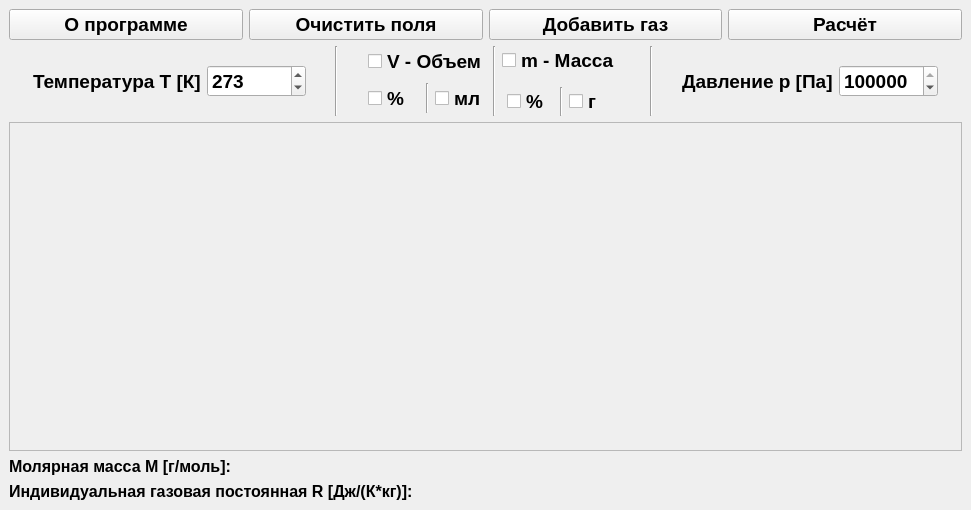
First picture: the form in ui/base_qt_ui/ui_main_window.ui, repository I-m-good-man/Gas-calculator, before the edit.
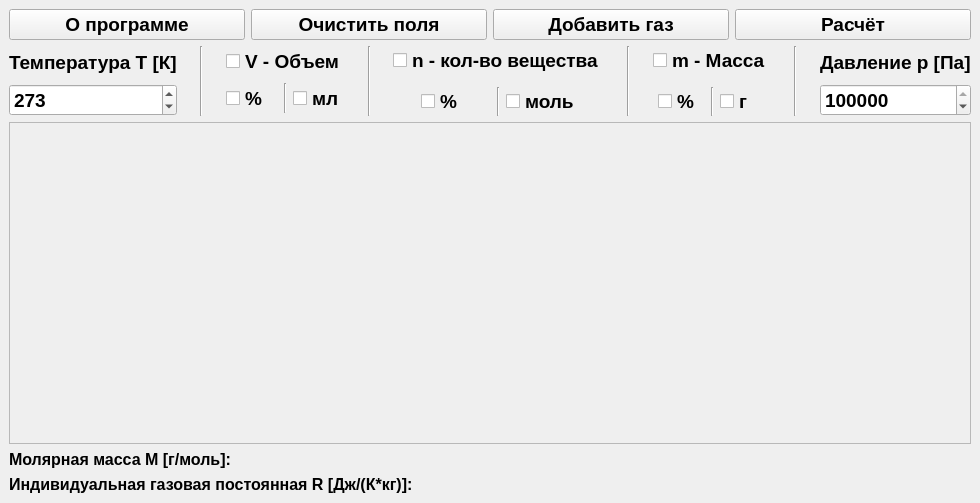
Second picture: the form after the edit.

Commit message:
Add input an amount of substance
* edit main window
* edit coord widget
* compile all widgets

The edit to the form file:
```diff
--- a/ui/base_qt_ui/ui_main_window.ui
+++ b/ui/base_qt_ui/ui_main_window.ui
@@ -6,10 +6,16 @@
    <rect>
     <x>0</x>
     <y>0</y>
-    <width>971</width>
-    <height>510</height>
+    <width>980</width>
+    <height>503</height>
    </rect>
   </property>
+  <property name="minimumSize">
+   <size>
+    <width>932</width>
+    <height>449</height>
+   </size>
+  </property>
   <property name="font">
    <font>
     <pointsize>14</pointsize>
@@ -20,9 +26,7 @@
    <string>Калькулятор для газов</string>
   </property>
   <widget class="QWidget" name="centralwidget">
-   <layout class="QVBoxLayout" name="verticalLayout_3">
-    <item>
-     <layout class="QVBoxLayout" name="verticalLayout_2">
+   <layout class="QVBoxLayout" name="verticalLayout_4">
       <item>
        <layout class="QHBoxLayout" name="horizontalLayout">
         <item>
@@ -58,18 +62,7 @@
       <item>
        <layout class="QHBoxLayout" name="horizontalLayout_2">
         <item>
-         <spacer name="horizontalSpacer">
-          <property name="orientation">
-           <enum>Qt::Horizontal</enum>
-          </property>
-          <property name="sizeHint" stdset="0">
-           <size>
-            <width>40</width>
-            <height>20</height>
-           </size>
-          </property>
-         </spacer>
-        </item>
+       <layout class="QVBoxLayout" name="verticalLayout_2">
         <item>
          <widget class="QLabel" name="temp_label">
           <property name="font">
@@ -99,8 +92,10 @@
           </property>
          </widget>
         </item>
+       </layout>
+      </item>
         <item>
-         <spacer name="horizontalSpacer_2">
+       <spacer name="horizontalSpacer_7">
           <property name="orientation">
            <enum>Qt::Horizontal</enum>
           </property>
@@ -120,7 +115,7 @@
          </widget>
         </item>
         <item>
-         <spacer name="horizontalSpacer_3">
+       <spacer name="horizontalSpacer">
           <property name="orientation">
            <enum>Qt::Horizontal</enum>
           </property>
@@ -132,8 +127,6 @@
           </property>
          </spacer>
         </item>
-        <item>
-         <layout class="QHBoxLayout" name="mass_or_volume_choice_3">
           <item>
            <layout class="QVBoxLayout" name="volume_choice_3">
             <item>
@@ -183,12 +176,126 @@
            </layout>
           </item>
           <item>
-           <widget class="Line" name="line_5">
+       <spacer name="horizontalSpacer_2">
             <property name="orientation">
+         <enum>Qt::Horizontal</enum>
+        </property>
+        <property name="sizeHint" stdset="0">
+         <size>
+          <width>40</width>
+          <height>20</height>
+         </size>
+        </property>
+       </spacer>
+      </item>
+      <item>
+       <widget class="Line" name="line_9">
+        <property name="orientation">
              <enum>Qt::Vertical</enum>
             </property>
            </widget>
           </item>
+      <item>
+       <spacer name="horizontalSpacer_3">
+        <property name="orientation">
+         <enum>Qt::Horizontal</enum>
+        </property>
+        <property name="sizeHint" stdset="0">
+         <size>
+          <width>40</width>
+          <height>20</height>
+         </size>
+        </property>
+       </spacer>
+      </item>
+      <item>
+       <layout class="QVBoxLayout" name="amount_of_substance">
+        <item>
+         <widget class="QCheckBox" name="amount_of_substance_checkbox">
+          <property name="text">
+           <string>n - кол-во вещества</string>
+          </property>
+         </widget>
+        </item>
+        <item>
+         <widget class="Line" name="line_8">
+          <property name="orientation">
+           <enum>Qt::Vertical</enum>
+          </property>
+         </widget>
+        </item>
+        <item>
+         <layout class="QHBoxLayout" name="mass_units_choice_4">
+          <item alignment="Qt::AlignHCenter">
+           <widget class="QCheckBox" name="percent_checkbox_3">
+            <property name="maximumSize">
+             <size>
+              <width>16777215</width>
+              <height>30</height>
+             </size>
+            </property>
+            <property name="text">
+             <string>%</string>
+            </property>
+           </widget>
+          </item>
+          <item>
+           <widget class="Line" name="line_6">
+            <property name="orientation">
+             <enum>Qt::Vertical</enum>
+            </property>
+           </widget>
+          </item>
+          <item alignment="Qt::AlignBottom">
+           <widget class="QCheckBox" name="mole_checkbox">
+            <property name="maximumSize">
+             <size>
+              <width>16777215</width>
+              <height>30</height>
+             </size>
+            </property>
+            <property name="text">
+             <string>моль</string>
+            </property>
+           </widget>
+          </item>
+         </layout>
+        </item>
+       </layout>
+      </item>
+      <item>
+       <spacer name="horizontalSpacer_4">
+        <property name="orientation">
+         <enum>Qt::Horizontal</enum>
+        </property>
+        <property name="sizeHint" stdset="0">
+         <size>
+          <width>40</width>
+          <height>20</height>
+         </size>
+        </property>
+       </spacer>
+      </item>
+      <item>
+       <widget class="Line" name="line_2">
+        <property name="orientation">
+         <enum>Qt::Vertical</enum>
+        </property>
+       </widget>
+      </item>
+      <item>
+       <spacer name="horizontalSpacer_5">
+        <property name="orientation">
+         <enum>Qt::Horizontal</enum>
+        </property>
+        <property name="sizeHint" stdset="0">
+         <size>
+          <width>40</width>
+          <height>20</height>
+         </size>
+        </property>
+       </spacer>
+      </item>
           <item>
            <layout class="QVBoxLayout" name="mass_choice_3">
             <item>
@@ -207,7 +314,7 @@
             </item>
             <item>
              <layout class="QHBoxLayout" name="mass_units_choice_3">
-              <item alignment="Qt::AlignHCenter">
+          <item alignment="Qt::AlignHCenter|Qt::AlignVCenter">
                <widget class="QCheckBox" name="percent_checkbox">
                 <property name="maximumSize">
                  <size>
@@ -244,10 +351,8 @@
             </item>
            </layout>
           </item>
-         </layout>
-        </item>
         <item>
-         <spacer name="horizontalSpacer_4">
+       <spacer name="horizontalSpacer_8">
           <property name="orientation">
            <enum>Qt::Horizontal</enum>
           </property>
@@ -260,14 +365,14 @@
          </spacer>
         </item>
         <item>
-         <widget class="Line" name="line_2">
+       <widget class="Line" name="line_5">
           <property name="orientation">
            <enum>Qt::Vertical</enum>
           </property>
          </widget>
         </item>
         <item>
-         <spacer name="horizontalSpacer_5">
+       <spacer name="horizontalSpacer_6">
           <property name="orientation">
            <enum>Qt::Horizontal</enum>
           </property>
@@ -279,6 +384,8 @@
           </property>
          </spacer>
         </item>
+      <item>
+       <layout class="QVBoxLayout" name="verticalLayout_3">
         <item>
          <widget class="QLabel" name="pressure_label">
           <property name="text">
@@ -302,18 +409,7 @@
           </property>
          </widget>
         </item>
-        <item>
-         <spacer name="horizontalSpacer_6">
-          <property name="orientation">
-           <enum>Qt::Horizontal</enum>
-          </property>
-          <property name="sizeHint" stdset="0">
-           <size>
-            <width>40</width>
-            <height>20</height>
-           </size>
-          </property>
-         </spacer>
+       </layout>
         </item>
        </layout>
       </item>
@@ -333,8 +429,8 @@
           <rect>
            <x>0</x>
            <y>0</y>
-           <width>949</width>
-           <height>304</height>
+         <width>960</width>
+         <height>301</height>
           </rect>
          </property>
          <property name="sizePolicy">
@@ -392,8 +488,6 @@
          <string>Индивидуальная газовая постоянная R [Дж/(К*кг)]: </string>
         </property>
        </widget>
-      </item>
-     </layout>
     </item>
    </layout>
   </widget>
```
Lines whose indentation alone changed are shown as unchanged. The commit also changes 3 other files.
